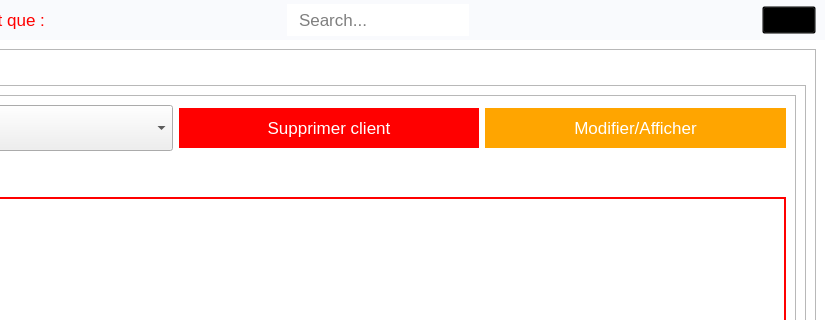
The window that main_ui.ui (Hamza-ouabiba/Location-voiture) describes before a commit, drawn with Qt 5; both pictures show x 475 to 1300 and y 0 to 320 of the 1300 by 733 pixel window.
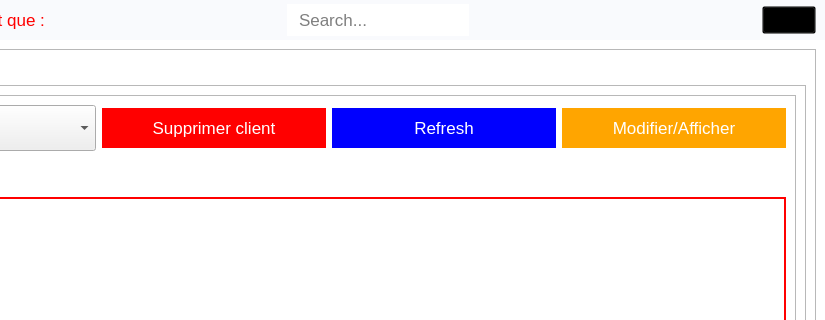
The same window after the commit. The open tabs and pages were chosen to show the change. Icons and pictures are not drawn.

The edit to the form file:
```diff
--- a/main_ui.ui
+++ b/main_ui.ui
@@ -1576,6 +1576,18 @@
                           </property>
                          </widget>
                         </item>
+                        <item>
+                         <widget class="QPushButton" name="refresh_btn_liste">
+                          <property name="styleSheet">
+                           <string notr="true">background-color: blue;
+color: white;
+border: 0;height: 40px;</string>
+                          </property>
+                          <property name="text">
+                           <string>Refresh</string>
+                          </property>
+                         </widget>
+                        </item>
                         <item>
                          <widget class="QPushButton" name="modifier_btn2">
                           <property name="styleSheet">
```
Left out of the diff: 2 changed lines with no effect on the pictures.
